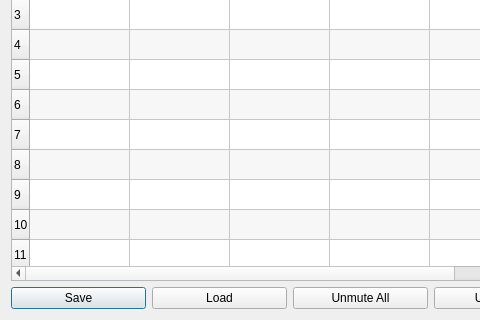
The window that qmidiplayer-desktop/qmpchannelswindow.ui (chirs241097/QMidiPlayer) describes before a commit, drawn with Qt 5; both pictures show x 0 to 480 and y 90 to 410 of the 580 by 410 pixel window.
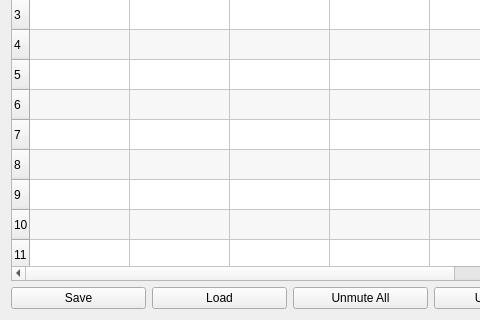
The same window after the commit.

Commit message: Windows of several main functionalities are no longer QDialogs. Fixed unexpected behavior. Now visualization window can be closed by sending it a close signal. Trying a solution to address the problem that prevents plugins from being loaded correctly in Windows if the path contains Chinese characters. Not even tried to build in Windows though.

Diff of the .ui file:
```diff
--- a/qmidiplayer-desktop/qmpchannelswindow.ui
+++ b/qmidiplayer-desktop/qmpchannelswindow.ui
@@ -1,7 +1,7 @@
 <?xml version="1.0" encoding="UTF-8"?>
 <ui version="4.0">
  <class>qmpChannelsWindow</class>
- <widget class="QDialog" name="qmpChannelsWindow">
+ <widget class="QWidget" name="qmpChannelsWindow">
   <property name="geometry">
    <rect>
     <x>0</x>
```
The commit also changes 16 other files.
